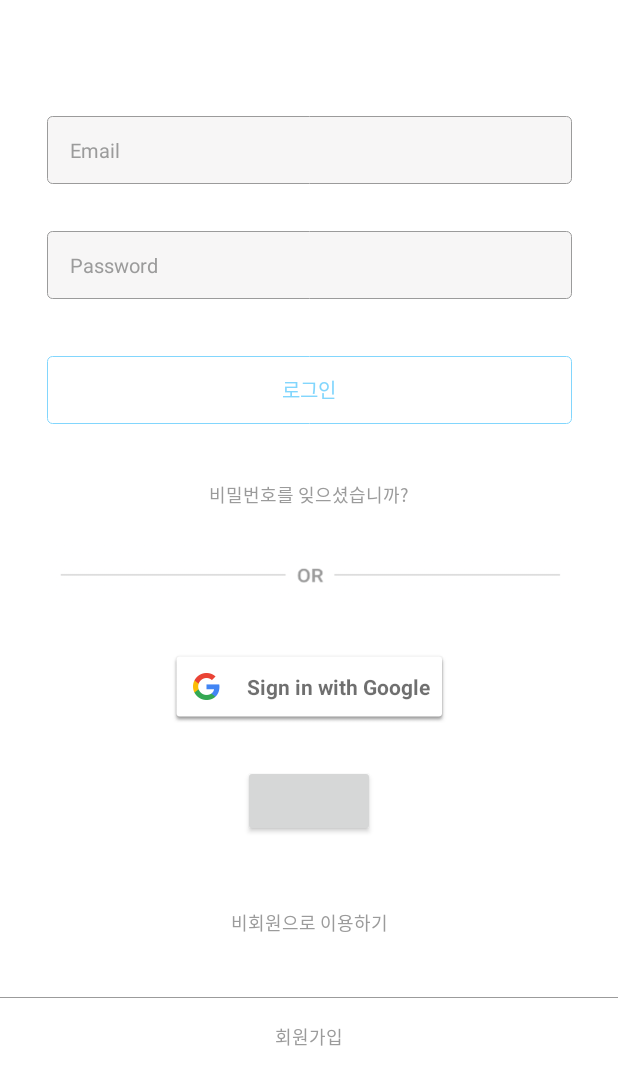
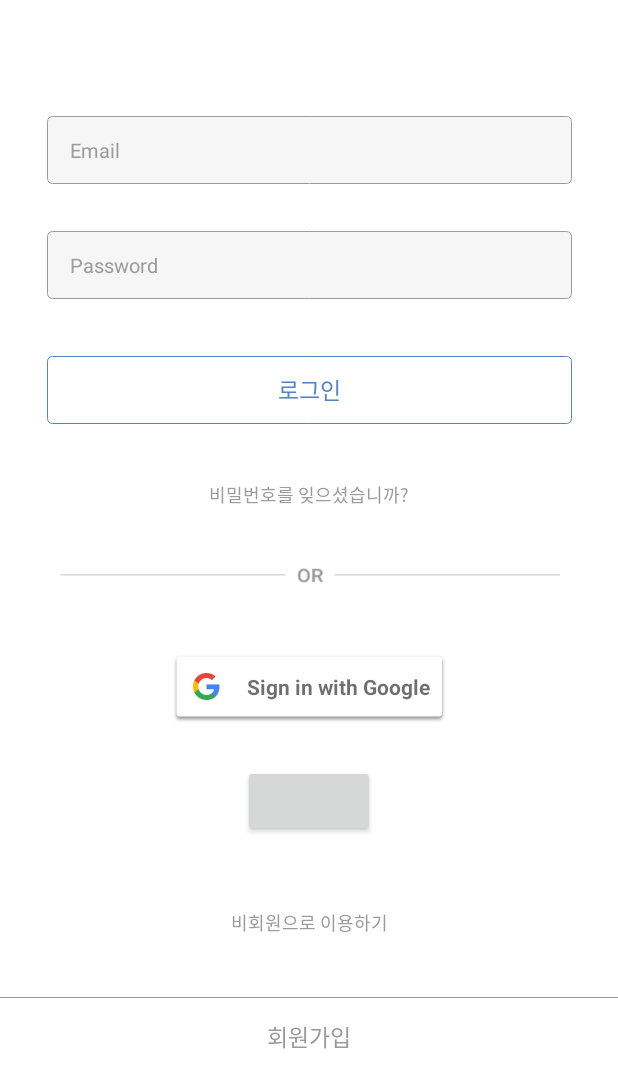
Before and after one commit to thu512/CamBook, an Android app: the screen it shows after launch (LoginActivity), on a phone screen of 412 x 824 dp, the part 159-1236 px from its top. Run offline under Robolectric (Android 15) with nearby library versions, the light colour scheme and no system bars; our stand-ins replace Firebase (no records; nobody signed in at launch, a user with empty details on screens opened directly), data binding; libraries missing offline, so code that uses them is left out: cn.pedant, com.facebook, com.facebook.login; plain views replace LoginButton; 5 statements that could not run were skipped.

Commit message:
UI수정

```diff
--- a/app/src/main/res/drawable/button.xml
+++ b/app/src/main/res/drawable/button.xml
@@ -5,7 +5,7 @@
             <corners android:radius="3dp" />
             <stroke
                 android:width="0.8dp"
-                android:color="#82d6fd"
+                android:color="#5185C7"
                 />
         </shape>
     </item>
--- a/app/src/main/res/layout/activity_join.xml
+++ b/app/src/main/res/layout/activity_join.xml
@@ -196,7 +196,7 @@
             android:layout_weight="1"
             android:text="@string/signup_ok"
             android:textSize="18.5sp"
-            android:textColor="#ffffff"
+            android:textColor="#4a4a4a"
             android:textStyle="bold"
             android:background="@null" />
     </LinearLayout>
--- a/app/src/main/res/layout/activity_login.xml
+++ b/app/src/main/res/layout/activity_login.xml
@@ -77,8 +77,8 @@
             android:layout_marginTop="8dp"
             android:background="@drawable/button"
             android:text="@string/login"
-            android:textColor="#82d6fd"
-            android:textSize="13sp"
+            android:textColor="#5185C7"
+            android:textSize="15sp"
             app:layout_constraintBottom_toBottomOf="parent"
             app:layout_constraintEnd_toEndOf="parent"
             app:layout_constraintStart_toStartOf="parent"
@@ -129,7 +129,7 @@
             android:gravity="center"
             android:text="@string/signup_msg"
             android:textColor="#9b9b9b"
-            android:textSize="12sp"
+            android:textSize="15sp"
             app:layout_constraintBottom_toBottomOf="parent"
             app:layout_constraintEnd_toEndOf="parent"
             app:layout_constraintStart_toStartOf="parent" />
```
